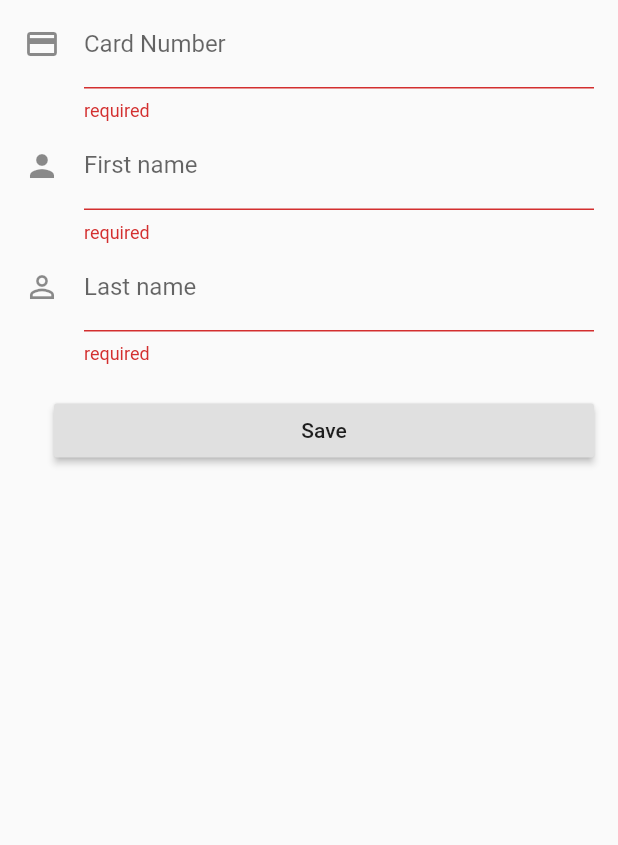
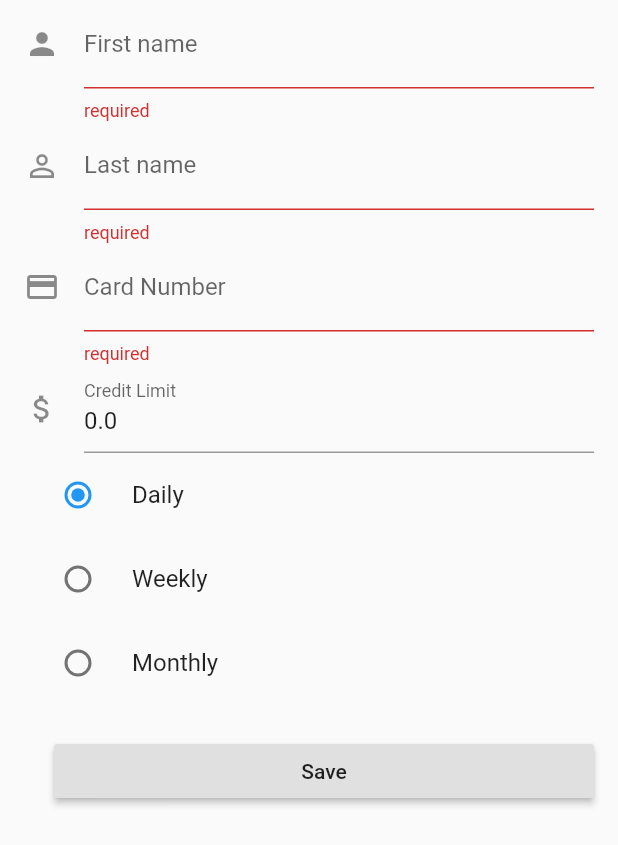
Before and after one commit to iBaryo/card-loader-app, a Flutter app: the ProfilePage widget shown alone on an empty page, opened directly with empty values, on a phone screen of 412 x 824 dp. Shown: the top 845 px of the screen. Run offline on Flutter 3.47's test engine with Material 2 defaults, Android fonts, the phone set to English and light mode, and no system bars; our stand-ins replace rxdart, shared_preferences; missing offline and left inert: ioc; accounts and stored records are empty.

Commit message:
support for budget settings

```diff
--- a/lib/models/Profile.dart
+++ b/lib/models/Profile.dart
@@ -1,14 +1,53 @@
 class Profile {
-  static Profile empty() => Profile('', '', Card(''));
-
-  Profile(this.firstName, this.lastName, this.card);
-
-  Card card;
   String firstName;
   String lastName;
+  Card card;
+  Budget budget;
+
+  Profile(this.firstName, this.lastName, this.card, this.budget);
+  Profile.empty() {
+    firstName = '';
+    lastName = '';
+    card = Card('');
+    budget = Budget.empty();
+  }
 }
 
 class Card {
-  String number;
+  String number = '';
+
   Card(this.number);
 }
+
+class Budget {
+  BudgetSettings settings;
+  BudgetState state;
+
+  Budget(this.settings, this.state);
+
+  Budget.empty() {
+    this.settings = BudgetSettings.empty();
+    this.state = BudgetState.empty();
+  }
+}
+
+class BudgetState {
+  double used;
+  DateTime until;
+  BudgetState(this.used, this.until);
+  BudgetState.empty() {
+    used = 0;
+    until = DateTime.fromMicrosecondsSinceEpoch(0);
+  }
+}
+
+class BudgetSettings {
+  double limit = 0;
+  BudgetFrequency frequency = BudgetFrequency.DAILY;
+
+  BudgetSettings.empty();
+
+  BudgetSettings(this.limit, this.frequency);
+}
+
+enum BudgetFrequency { DAILY, WEEKLY, MONTHLY }
--- a/lib/resources/ProfileRepo.dart
+++ b/lib/resources/ProfileRepo.dart
@@ -5,33 +5,62 @@ const String STORAGE_KEY = 'profile';
 
 class ProfileRepo {
   Storage storage;
+  Profile _profile;
 
   ProfileRepo({this.storage});
 
   Future<Profile> get() async {
+    if (_profile == null) {
+      _profile = await loadProfile();
+    }
+    return _profile;
+  }
+
+  Future<Profile> loadProfile() async {
     var profileJson = await storage.get(STORAGE_KEY);
     if (profileJson == null) {
       return Profile.empty();
     }
     try {
+      var card = profileJson['card'],
+          budget = profileJson['budget'],
+          bSettings = budget['settings'],
+          bState = budget['state'];
+
       return Profile(
           profileJson['firstName'],
           profileJson['lastName'],
-          Card(profileJson['card']['number']));
-    }
-    catch (e) {
+          Card(card['number']),
+          Budget(
+              BudgetSettings(bSettings['limit'],
+                  BudgetFrequency.values[bSettings['frequency']]),
+              BudgetState(bState['used'],
+                  DateTime.fromMicrosecondsSinceEpoch(bState['until']))));
+    } catch (e) {
       print('profile serializer error');
       return Profile.empty();
     }
   }
 
   set(Profile profile) async {
+    var budget = profile.budget;
+
     storage.set(STORAGE_KEY, {
       'firstName': profile.firstName,
       'lastName': profile.lastName,
-      'card': {
-        'number': profile.card.number
+      'card': {'number': profile.card.number},
+      'budget': {
+        'settings': {
+          'limit': budget.settings.limit,
+          'frequency': budget.settings.frequency.index
+        },
+        'state': {
+          'used': budget.state.used,
+          'until': budget.state.until.microsecondsSinceEpoch
+        }
       }
     });
+
+    _profile = null;
   }
 }
--- a/lib/services/Storage.dart
+++ b/lib/services/Storage.dart
@@ -2,8 +2,6 @@ import 'dart:convert';
 import 'package:shared_preferences/shared_preferences.dart';
 
 class Storage {
-  Map<String, dynamic> _cache = Map<String, dynamic>();
-
   Future<dynamic> get(String key) async {
     var prefs = await SharedPreferences.getInstance();
     var res = prefs.getString(key);
--- a/lib/widgets/ProfilePage.dart
+++ b/lib/widgets/ProfilePage.dart
@@ -7,11 +7,12 @@ import 'package:flutter/services.dart';
 class ProfilePageDestination extends Destination {
   ProfilePageDestination()
       : super(
-      PageDetails('Profile', Colors.cyan), (ioc) => ioc.use(ProfilePage));
+            PageDetails('Profile', Colors.cyan), (ioc) => ioc.use(ProfilePage));
 }
 
 class ProfilePage extends StatefulWidget {
   final ProfileRepo profileRepo;
+
   ProfilePage(this.profileRepo);
 
   @override
@@ -30,7 +31,6 @@ class ProfilePageState extends State<ProfilePage> {
 
   @override
   Widget build(BuildContext context) {
-
     return SafeArea(
         top: false,
         bottom: false,
@@ -38,14 +38,10 @@ class ProfilePageState extends State<ProfilePage> {
           future: profileRepo.get(),
           builder: (context, snapshot) {
             if (snapshot.hasError) {
-              return Text(
-                'fuck'
-              );
-            }
-            else if (!snapshot.hasData) {
+              return Text('fuck');
+            } else if (!snapshot.hasData) {
               return Center(child: CircularProgressIndicator());
-            }
-            else {
+            } else {
               final Profile profile = snapshot.data;
               return Form(
                   key: _formKey,
@@ -53,20 +49,6 @@ class ProfilePageState extends State<ProfilePage> {
                   child: new ListView(
                     padding: const EdgeInsets.symmetric(horizontal: 16.0),
                     children: <Widget>[
-                      new TextFormField(
-                        decoration: const InputDecoration(
-                          icon: const Icon(Icons.credit_card),
-                          hintText: 'Enter your Cibus card number',
-                          labelText: 'Card Number',
-                        ),
-                        keyboardType: TextInputType.number,
-                        inputFormatters: [
-                          WhitelistingTextInputFormatter.digitsOnly,
-                        ],
-                        validator: (val) => val.isEmpty ? 'required' : null,
-                        initialValue: profile.card.number,
-                        onSaved: (val) => profile.card.number = val,
-                      ),
                       new TextFormField(
                         decoration: const InputDecoration(
                           icon: const Icon(Icons.person),
@@ -89,6 +71,60 @@ class ProfilePageState extends State<ProfilePage> {
                         initialValue: profile.lastName,
                         onSaved: (val) => profile.lastName = val,
                       ),
+                      new TextFormField(
+                        decoration: const InputDecoration(
+                          icon: const Icon(Icons.credit_card),
+                          hintText: 'Enter your Cibus card number',
+                          labelText: 'Card Number',
+                        ),
+                        keyboardType: TextInputType.number,
+                        inputFormatters: [
+                          WhitelistingTextInputFormatter.digitsOnly,
+                        ],
+                        validator: (val) => val.isEmpty ? 'required' : null,
+                        initialValue: profile.card.number,
+                        onSaved: (val) => profile.card.number = val,
+                      ),
+                      new TextFormField(
+                        decoration: const InputDecoration(
+                          icon: const Icon(Icons.attach_money),
+                          hintText: 'Enter your budget limit',
+                          labelText: 'Credit Limit',
+                        ),
+                        keyboardType: TextInputType.number,
+                        inputFormatters: [
+                          WhitelistingTextInputFormatter.digitsOnly,
+                        ],
+                        validator: (val) => val.isEmpty ? 'required' : null,
+                        initialValue: profile.budget.settings.limit.toString(),
+                        onSaved: (val) =>
+                            profile.budget.settings.limit = double.parse(val),
+                      ),
+                      Column(
+                        children: <Widget>[
+                          RadioListTile<BudgetFrequency>(
+                            title: const Text('Daily'),
+                            groupValue: profile.budget.settings.frequency,
+                            value: BudgetFrequency.DAILY,
+                            onChanged: (val) => setState(
+                                () => profile.budget.settings.frequency = val),
+                          ),
+                          RadioListTile<BudgetFrequency>(
+                            title: const Text('Weekly'),
+                            groupValue: profile.budget.settings.frequency,
+                            value: BudgetFrequency.WEEKLY,
+                            onChanged: (val) => setState(
+                                () => profile.budget.settings.frequency = val),
+                          ),
+                          RadioListTile<BudgetFrequency>(
+                            title: const Text('Monthly'),
+                            groupValue: profile.budget.settings.frequency,
+                            value: BudgetFrequency.MONTHLY,
+                            onChanged: (val) => setState(
+                                () => profile.budget.settings.frequency = val),
+                          ),
+                        ],
+                      ),
                       new Container(
                           padding: const EdgeInsets.only(left: 20.0, top: 20.0),
                           child: new RaisedButton(
@@ -108,7 +144,6 @@ class ProfilePageState extends State<ProfilePage> {
                   ));
             }
           },
-        )
-    );
+        ));
   }
 }
```
